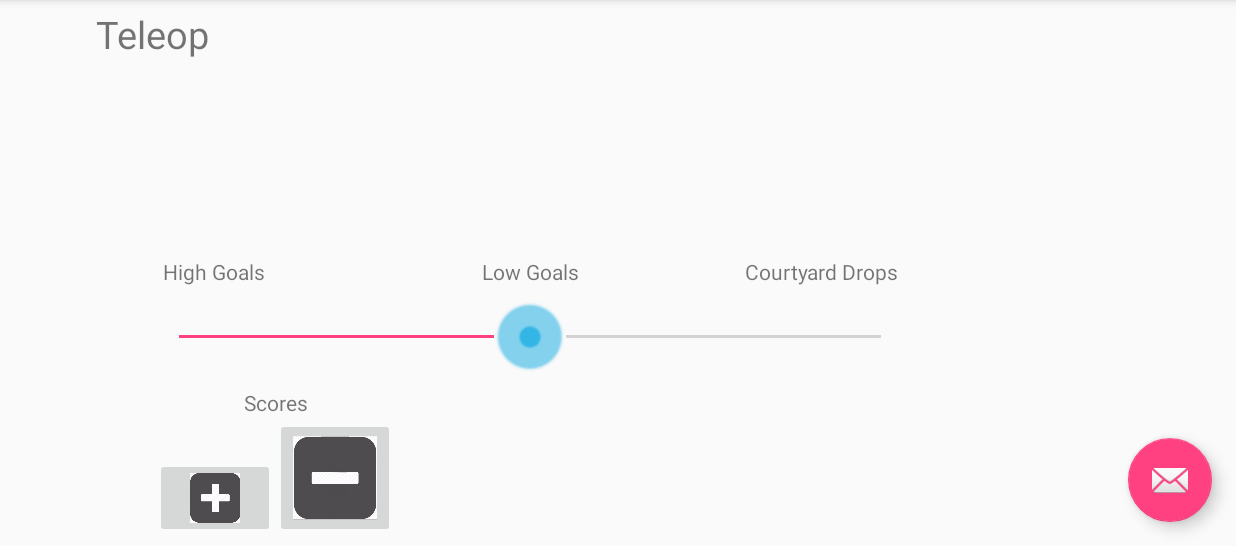
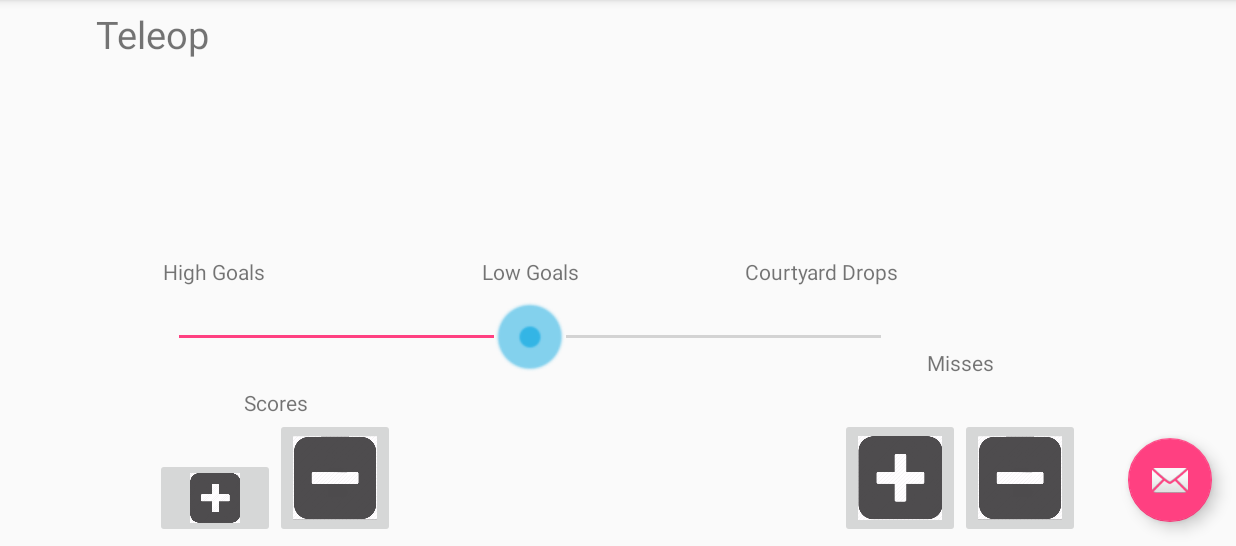
Before and after one commit to Team610/2016-Scouting, an Android app: the screen it shows after launch (MainActivity), in the side drawer, after a tap on "Tele-Op", on a phone screen of 824 x 412 dp (held sideways), the part 72-618 px from its top. Run offline under Robolectric (Android 15) with nearby library versions, the phone set to English and light mode, and no system bars.

Commit message:
added the misses - Teleop

```diff
--- a/ScoutingApp/app/src/main/res/layout/fragment_teleop.xml
+++ b/ScoutingApp/app/src/main/res/layout/fragment_teleop.xml
@@ -110,9 +110,65 @@
 
         </TableRow>
 
+    </TableLayout>
 
+
+    <TableLayout
+        android:layout_width="wrap_content"
+        android:layout_height="wrap_content"
+        android:layout_alignBottom="@+id/tableLayout"
+        android:id="@+id/tableLayout2"
+        android:layout_alignParentRight="true"
+        android:layout_marginRight="40dp">
+
+
+        <TextView
+            android:layout_width="wrap_content"
+            android:layout_height="wrap_content"
+            android:text="Misses"
+            android:id="@+id/misses_TextView"
+            android:gravity="center"
+
+            />
+
+
+        <TableRow>
+
+            <RelativeLayout>
+
+
+
+                <ImageButton
+                    android:layout_width="80dp"
+                    android:layout_height="80dp"
+                    android:scaleType="fitCenter"
+                    android:id="@+id/plus_misses_ImageButton"
+                    android:src="@drawable/plus"
+                    android:gravity="left"
+                    android:layout_alignParentLeft="true"
+                    android:layout_marginTop="27dp"
+                    android:layout_centerHorizontal="true"
+                    />
+
+                <ImageButton
+                    android:layout_width="80dp"
+                    android:layout_height="80dp"
+                    android:scaleType="fitCenter"
+                    android:id="@+id/minus_misses_ImageButton"
+                    android:src="@drawable/minus"
+                    android:gravity="right"
+                    android:layout_toRightOf="@+id/plus_misses_ImageButton"
+                    android:layout_alignBottom="@+id/plus_misses_ImageButton"
+
+                    />
+
+            </RelativeLayout>
+
+        </TableRow>
 
     </TableLayout>
 
 
+
+
 </RelativeLayout>
```
